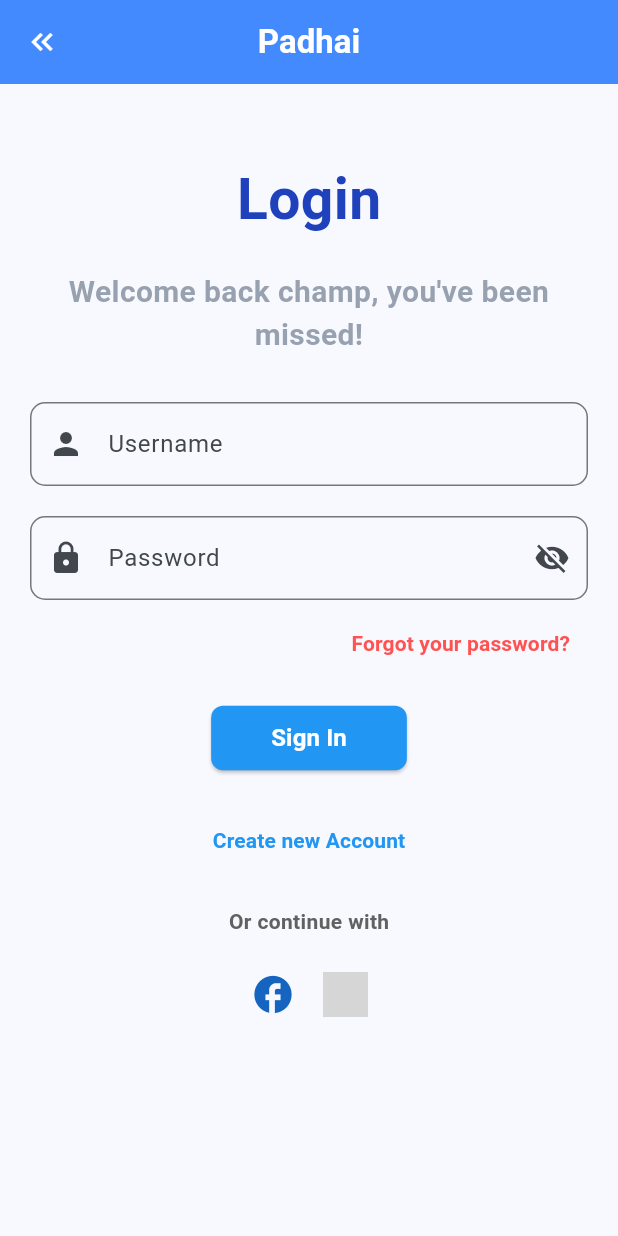
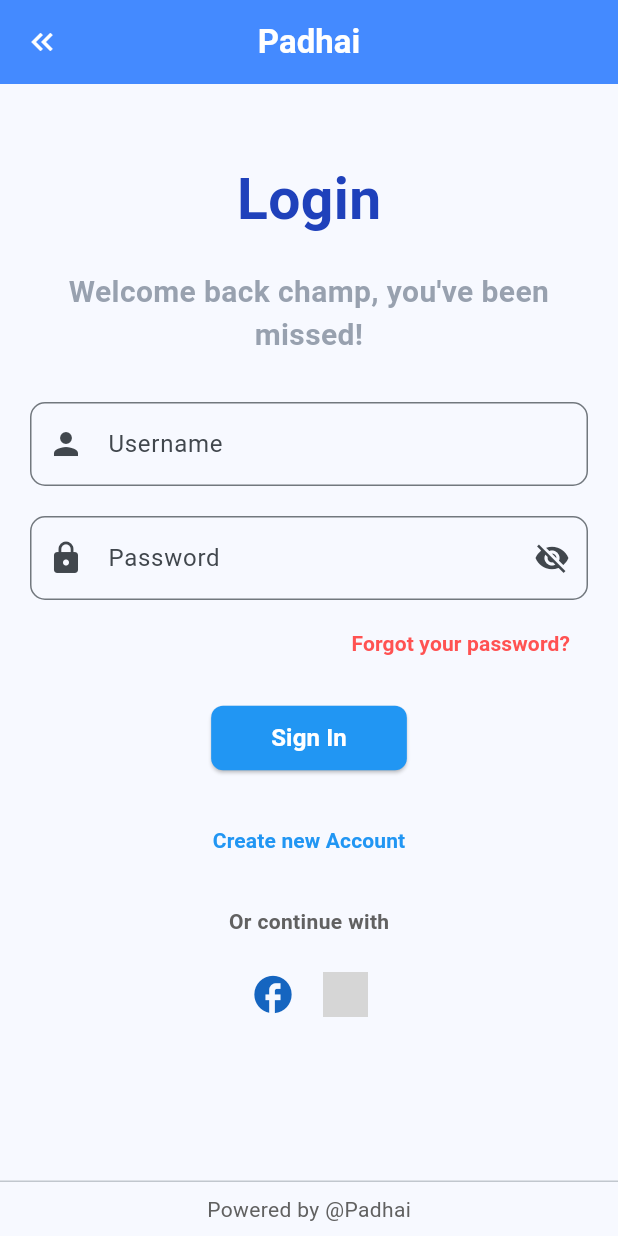
Before and after one commit to AnantKumarSingh26/Redesigned-Padhai, a Flutter app: the LoginPage screen opened directly, on a phone screen of 412 x 824 dp. Run offline on Flutter 3.47's test engine with Material 3 defaults, Android fonts, the phone set to English and light mode, and no system bars; Roboto replaces fonts that are missing (Poppins); grey boxes are pictures that could not be loaded.

Commit message:
Login Updted

```diff
--- a/lib/login.dart
+++ b/lib/login.dart
@@ -192,6 +192,9 @@
           ),
         ),
       ),
+      persistentFooterButtons: [
+        Center(child: Text('Powered by @Padhai', style: TextStyle(color: Colors.grey[700]))),
+      ],
     );
   }
 }
--- a/lib/student_dashbord.dart
+++ b/lib/student_dashbord.dart
@@ -66,7 +66,7 @@
         children: [
           Text(
             title,
-            style: Theme.of(context).textTheme.headline6?.copyWith(
+            style: Theme.of(context).textTheme.titleLarge?.copyWith(
                   fontWeight: FontWeight.w600,
                 ),
           ),
@@ -128,14 +128,14 @@
                   children: [
                     Text(
                       'John Doe',
-                      style: Theme.of(context).textTheme.headline6?.copyWith(
+                      style: Theme.of(context).textTheme.titleLarge?.copyWith(
                             fontWeight: FontWeight.w600,
                           ),
                     ),
                     const SizedBox(height: 4),
                     Text(
                       'Computer Science',
-                      style: Theme.of(context).textTheme.subtitle2?.copyWith(
+                      style: Theme.of(context).textTheme.titleSmall?.copyWith(
                             color: Colors.grey.shade600,
                           ),
                     ),
```
